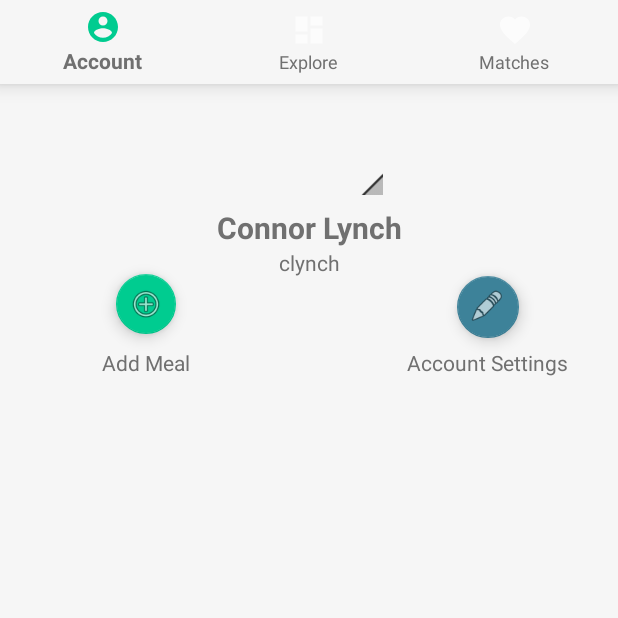
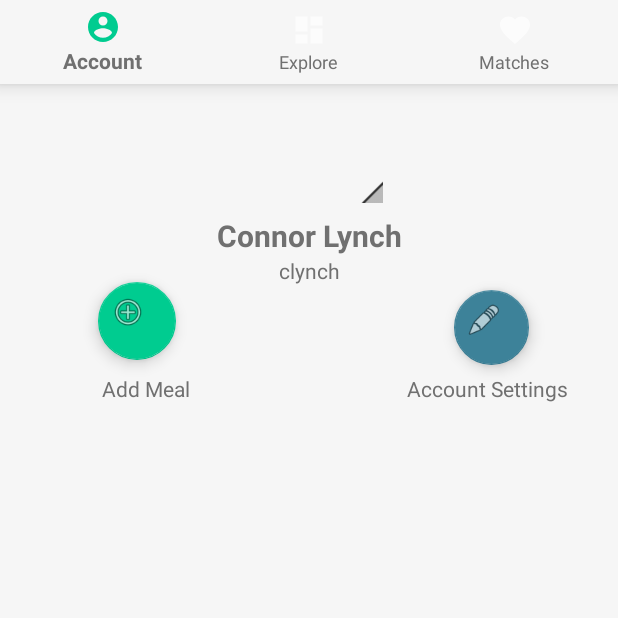
Before and after one commit to jmckinn1/Mixer, an Android app: the AccountFragment screen opened directly, with no data from a screen before it, on a phone screen of 412 x 824 dp, the top half of it. Run offline under Robolectric (Android 15) with nearby library versions, the phone set to English and light mode, and no system bars.

Commit message:
Updated project and merger my branch with the newer version.  Pushing back to my branch now.

```diff
--- a/app/src/main/res/layout/fragment_account.xml
+++ b/app/src/main/res/layout/fragment_account.xml
@@ -71,8 +71,8 @@
 
     <android.support.design.widget.FloatingActionButton
         android:id="@+id/addMeal"
-        android:layout_width="wrap_content"
-        android:layout_height="wrap_content"
+        android:layout_width="57dp"
+        android:layout_height="52dp"
         android:clickable="true"
         app:backgroundTint="@color/colorPrimary"
         app:fabSize="mini"
@@ -87,8 +87,8 @@
 
     <android.support.design.widget.FloatingActionButton
         android:id="@+id/AccountSettings"
-        android:layout_width="41dp"
-        android:layout_height="41dp"
+        android:layout_width="57dp"
+        android:layout_height="50dp"
         android:clickable="true"
         app:backgroundTint="@color/colorPrimaryDark"
         app:fabSize="mini"
@@ -102,7 +102,9 @@
         app:layout_constraintTop_toBottomOf="@+id/textView3"
         tools:layout_constraintLeft_creator="1"
         android:layout_marginBottom="25dp"
-        app:layout_constraintLeft_toLeftOf="@+id/textView6" />
+        app:layout_constraintLeft_toLeftOf="@+id/textView6"
+        app:layout_constraintHorizontal_bias="0.542"
+        app:layout_constraintVertical_bias="1.0" />
 
     <TextView
         android:id="@+id/textView6"
@@ -125,11 +127,11 @@
         android:text="@string/add_meal"
         android:layout_marginStart="68dp"
         tools:layout_constraintTop_creator="1"
-        android:layout_marginTop="176dp"
+        android:layout_marginTop="193dp"
         tools:layout_constraintLeft_creator="1"
         app:layout_constraintLeft_toLeftOf="parent"
         app:layout_constraintTop_toTopOf="parent"
-        android:layout_marginLeft="68dp" />
+        android:layout_marginLeft="58dp" />
 
 
 </android.support.constraint.ConstraintLayout>
```
